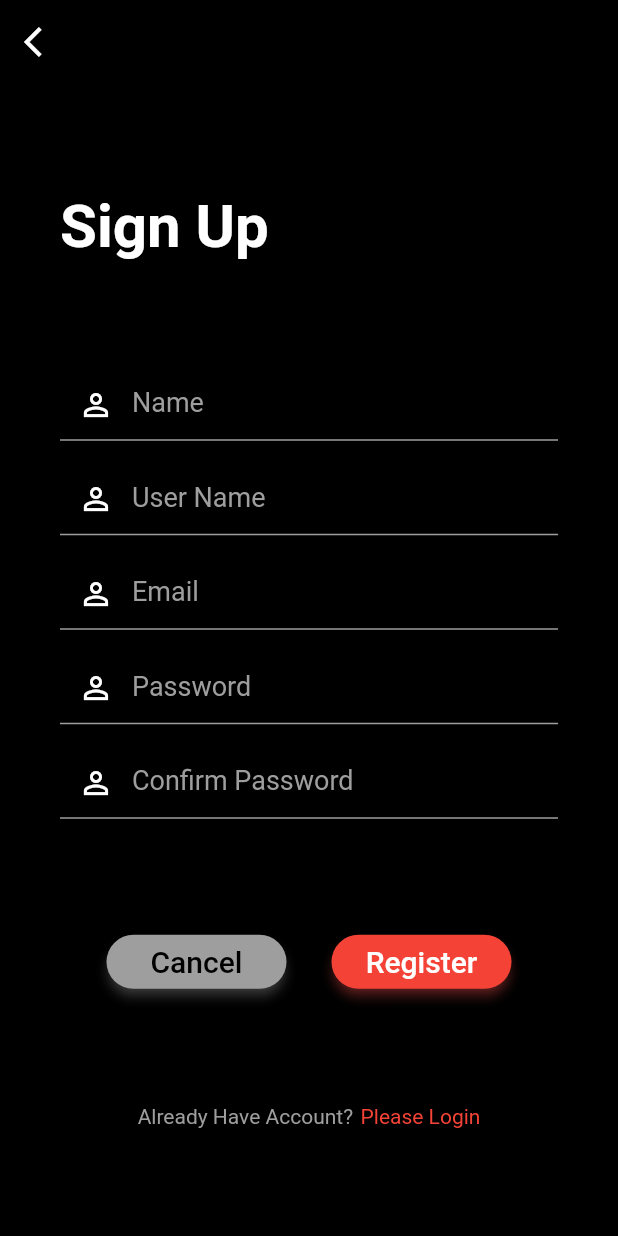
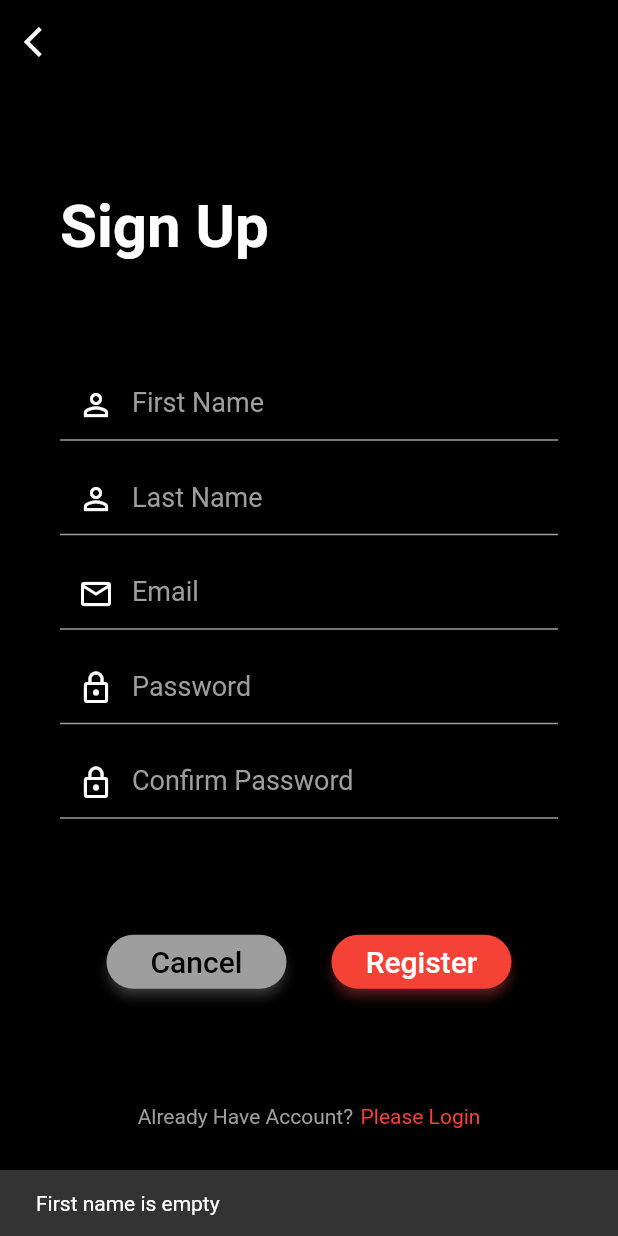
Before and after one commit to gitcoder-23/food_order_app_fb, a Flutter app: the SignUpScreen screen opened directly, after a tap on "Register", on a phone screen of 412 x 824 dp. Run offline on Flutter 3.47's test engine with Material 2 defaults, Android fonts, the phone set to English and light mode, and no system bars.

Commit message:
form validation ready in signup

```diff
--- a/help.txt
+++ b/help.txt
@@ -2,7 +2,8 @@
 https://youtube.com/playlist?list=PLC6P77cg6e2itpb8SqiYdrYeffUTyY377
 
 
-
+// Flutter: Showing SnackBar with ScaffoldMessenger
+https://www.kindacode.com/article/flutter-snackbar/
 
 
 part---> 5
--- a/lib/screens/login_screen.dart
+++ b/lib/screens/login_screen.dart
@@ -2,13 +2,26 @@
 
 import 'package:flutter/material.dart';
 import 'package:food_order_app_fb/screens/signup_screen.dart';
+import 'package:food_order_app_fb/widget/text_input_field.dart';
 
-class LoginScreen extends StatelessWidget {
+class LoginScreen extends StatefulWidget {
   const LoginScreen({super.key});
+
+  @override
+  State<LoginScreen> createState() => _LoginScreenState();
+}
+
+class _LoginScreenState extends State<LoginScreen> {
+  GlobalKey<ScaffoldState> globalKey = GlobalKey<ScaffoldState>();
+
+  // work in input field
+  TextEditingController userName = TextEditingController();
+  TextEditingController password = TextEditingController();
 
   @override
   Widget build(BuildContext context) {
     return Scaffold(
+      key: globalKey,
       backgroundColor: Colors.black,
       appBar: AppBar(
         backgroundColor: Colors.black,
@@ -44,9 +57,11 @@ class LoginScreen extends StatelessWidget {
             Column(
               children: [
                 TextInputField(
-                  hintText: 'Username',
+                  hintText: 'Username/ Email',
                   prefixIcon: Icons.person_outline,
                   iconColor: Colors.white,
+                  textEditingController: userName,
+                  obscureText: false,
                 ),
                 const SizedBox(
                   height: 30,
@@ -55,6 +70,8 @@ class LoginScreen extends StatelessWidget {
                   hintText: 'Password',
                   prefixIcon: Icons.lock_outline,
                   iconColor: Colors.white,
+                  textEditingController: password,
+                  obscureText: true,
                 ),
               ],
             ),
@@ -128,34 +145,4 @@ class LoginScreen extends StatelessWidget {
       ),
     );
   }
-
-  Widget TextInputField({
-    required String hintText,
-    required IconData prefixIcon,
-    required Color iconColor,
-  }) {
-    return TextFormField(
-      style: const TextStyle(
-        fontSize: 18.0,
-        color: Colors.white,
-      ),
-      decoration: InputDecoration(
-        prefixIcon: Icon(prefixIcon, color: iconColor),
-        hintText: hintText,
-        hintStyle: const TextStyle(
-          color: Colors.grey,
-        ),
-        enabledBorder: const UnderlineInputBorder(
-          borderSide: BorderSide(
-            color: Colors.grey,
-          ),
-        ),
-        focusedBorder: const UnderlineInputBorder(
-          borderSide: BorderSide(
-            color: Colors.green,
-          ),
-        ),
-      ),
-    );
-  }
 }
--- a/lib/screens/signup_screen.dart
+++ b/lib/screens/signup_screen.dart
@@ -1,12 +1,102 @@
+// ignore_for_file: unnecessary_null_comparison
+
 import 'package:flutter/material.dart';
 import 'package:food_order_app_fb/screens/login_screen.dart';
+import 'package:food_order_app_fb/widget/text_input_field.dart';
 
-class SignUpScreen extends StatelessWidget {
+class SignUpScreen extends StatefulWidget {
   const SignUpScreen({super.key});
+
+  @override
+  State<SignUpScreen> createState() => _SignUpScreenState();
+}
+
+class _SignUpScreenState extends State<SignUpScreen> {
+  final GlobalKey<ScaffoldState> globalKey = GlobalKey<ScaffoldState>();
+  final RegExp eRegExp = RegExp(
+      r'^(([^<>()[\]\\.,;:\s@\"]+(\.[^<>()[\]\\.,;:\s@\"]+)*)|(\".+\"))@((\[[0-9]{1,3}\.[0-9]{1,3}\.[0-9]{1,3}\.[0-9]{1,3}\])|(([a-zA-Z\-0-9]+\.)+[a-zA-Z]{2,}))$');
+
+  final RegExp pRegExp =
+      RegExp(r'^(?=.*[a-z])(?=.*[A-Z])(?=.*\d)(?=.*[#$^+=!*()@%&]).{8,}$');
+
+  // work in input field
+  TextEditingController firstName = TextEditingController();
+  TextEditingController lastName = TextEditingController();
+  TextEditingController email = TextEditingController();
+  TextEditingController password = TextEditingController();
+  TextEditingController confirmPassword = TextEditingController();
+
+  void validationInput() {
+    if (firstName.text.trim().isEmpty || firstName.text.trim() == null) {
+      // globalKey.currentState;
+      ScaffoldMessenger.of(context).showSnackBar(const SnackBar(
+        content: Text("First name is empty"),
+      ));
+      return;
+    }
+    if (lastName.text.trim().isEmpty || lastName.text.trim() == null) {
+      ScaffoldMessenger.of(context).showSnackBar(const SnackBar(
+        content: Text("Last name is empty"),
+      ));
+      return;
+    }
+    if (email.text.trim().isEmpty || email.text.trim() == null) {
+      ScaffoldMessenger.of(context).showSnackBar(const SnackBar(
+        content: Text("Email is empty"),
+      ));
+      return;
+    } else if (!eRegExp.hasMatch(email.text)) {
+      ScaffoldMessenger.of(context).showSnackBar(const SnackBar(
+        content: Text("Please enter vaild Email"),
+      ));
+
+      return;
+    }
+    if (password.text.trim().isEmpty || password.text.trim() == null) {
+      ScaffoldMessenger.of(context).showSnackBar(const SnackBar(
+        content: Text("Password is empty"),
+      ));
+      return;
+    } else if (password.text.length < 8) {
+      ScaffoldMessenger.of(context).showSnackBar(const SnackBar(
+        content: Text("Password must be 8 character long"),
+      ));
+      return;
+    } else if (!pRegExp.hasMatch(password.text)) {
+      ScaffoldMessenger.of(context).showSnackBar(const SnackBar(
+        content: Text(
+            "Must contain at least 1 uppercase letter, 1 lowercase letter, and 1 number"),
+      ));
+
+      return;
+    }
+    if (confirmPassword.text.trim().isEmpty ||
+        confirmPassword.text.trim() == null) {
+      ScaffoldMessenger.of(context).showSnackBar(const SnackBar(
+        content: Text("Confirm password is empty"),
+      ));
+      return;
+    }
+    if (password.text != confirmPassword.text) {
+      ScaffoldMessenger.of(context).showSnackBar(const SnackBar(
+        content: Text("Missmatch password"),
+      ));
+      return;
+    }
+  }
+
+  onBtnPressed(String btnName) {
+    if (btnName == 'Register') {
+      validationInput();
+    } else {
+      print('HI--> cancel');
+    }
+  }
 
   @override
   Widget build(BuildContext context) {
     return Scaffold(
+      key: globalKey,
       backgroundColor: Colors.black,
       appBar: AppBar(
         backgroundColor: Colors.black,
@@ -43,29 +133,39 @@ class SignUpScreen extends StatelessWidget {
                   mainAxisAlignment: MainAxisAlignment.spaceBetween,
                   children: [
                     TextInputField(
-                      hintText: 'Name',
+                      textEditingController: firstName,
+                      hintText: 'First Name',
                       prefixIcon: Icons.person_outline,
                       iconColor: Colors.white,
+                      obscureText: false,
                     ),
                     TextInputField(
-                      hintText: 'User Name',
+                      textEditingController: lastName,
+                      hintText: 'Last Name',
                       prefixIcon: Icons.person_outline,
                       iconColor: Colors.white,
+                      obscureText: false,
                     ),
                     TextInputField(
+                      textEditingController: email,
                       hintText: 'Email',
-                      prefixIcon: Icons.person_outline,
+                      prefixIcon: Icons.email_outlined,
                       iconColor: Colors.white,
+                      obscureText: false,
                     ),
                     TextInputField(
+                      textEditingController: password,
                       hintText: 'Password',
-                      prefixIcon: Icons.person_outline,
+                      prefixIcon: Icons.lock_outline,
                       iconColor: Colors.white,
+                      obscureText: true,
                     ),
                     TextInputField(
+                      textEditingController: confirmPassword,
                       hintText: 'Confirm Password',
-                      prefixIcon: Icons.person_outline,
+                      prefixIcon: Icons.lock_outline,
                       iconColor: Colors.white,
+                      obscureText: true,
                     ),
                   ],
                 ),
@@ -82,6 +182,7 @@ class SignUpScreen extends StatelessWidget {
                       backgroundColor: Colors.grey,
                       shadowColor: Colors.grey,
                       textColor: Colors.black,
+                      onBtnPressed: onBtnPressed,
                     ),
                   ),
                   const SizedBox(
@@ -95,6 +196,7 @@ class SignUpScreen extends StatelessWidget {
                       backgroundColor: Colors.red,
                       shadowColor: Colors.redAccent,
                       textColor: Colors.white,
+                      onBtnPressed: onBtnPressed,
                     ),
                   ),
                 ],
@@ -141,6 +243,7 @@ class SignUpScreen extends StatelessWidget {
     required Color backgroundColor,
     required Color shadowColor,
     required Color textColor,
+    required Function onBtnPressed,
   }) {
     return ElevatedButton(
       style: ElevatedButton.styleFrom(
@@ -156,7 +259,7 @@ class SignUpScreen extends StatelessWidget {
           // ),
         ),
       ),
-      onPressed: () {},
+      onPressed: () => onBtnPressed(btnName),
       child: Wrap(
         children: [
           Row(
@@ -176,33 +279,33 @@ class SignUpScreen extends StatelessWidget {
     );
   }
 
-  Widget TextInputField({
-    required String hintText,
-    required IconData prefixIcon,
-    required Color iconColor,
-  }) {
-    return TextFormField(
-      style: const TextStyle(
-        fontSize: 18.0,
-        color: Colors.white,
-      ),
-      decoration: InputDecoration(
-        prefixIcon: Icon(prefixIcon, color: iconColor),
-        hintText: hintText,
-        hintStyle: const TextStyle(
-          color: Colors.grey,
-        ),
-        enabledBorder: const UnderlineInputBorder(
-          borderSide: BorderSide(
-            color: Colors.grey,
-          ),
-        ),
-        focusedBorder: const UnderlineInputBorder(
-          borderSide: BorderSide(
-            color: Colors.green,
-          ),
-        ),
-      ),
-    );
-  }
+  // Widget TextInputField({
+  //   required String hintText,
+  //   required IconData prefixIcon,
+  //   required Color iconColor,
+  // }) {
+  //   return TextFormField(
+  //     style: const TextStyle(
+  //       fontSize: 18.0,
+  //       color: Colors.white,
+  //     ),
+  //     decoration: InputDecoration(
+  //       prefixIcon: Icon(prefixIcon, color: iconColor),
+  //       hintText: hintText,
+  //       hintStyle: const TextStyle(
+  //         color: Colors.grey,
+  //       ),
+  //       enabledBorder: const UnderlineInputBorder(
+  //         borderSide: BorderSide(
+  //           color: Colors.grey,
+  //         ),
+  //       ),
+  //       focusedBorder: const UnderlineInputBorder(
+  //         borderSide: BorderSide(
+  //           color: Colors.green,
+  //         ),
+  //       ),
+  //     ),
+  //   );
+  // }
 }
--- /dev/null
+++ b/lib/widget/text_input_field.dart
@@ -0,0 +1,47 @@
+import 'package:flutter/material.dart';
+
+class TextInputField extends StatelessWidget {
+  final String hintText;
+  final IconData prefixIcon;
+  final Color iconColor;
+  final bool obscureText;
+  final TextEditingController textEditingController;
+
+  const TextInputField({
+    required this.hintText,
+    required this.prefixIcon,
+    required this.iconColor,
+    required this.obscureText,
+    required this.textEditingController,
+    super.key,
+  });
+
+  @override
+  Widget build(BuildContext context) {
+    return TextFormField(
+      controller: textEditingController,
+      obscureText: obscureText,
+      style: const TextStyle(
+        fontSize: 18.0,
+        color: Colors.white,
+      ),
+      decoration: InputDecoration(
+        prefixIcon: Icon(prefixIcon, color: iconColor),
+        hintText: hintText,
+        hintStyle: const TextStyle(
+          color: Colors.grey,
+        ),
+        enabledBorder: const UnderlineInputBorder(
+          borderSide: BorderSide(
+            color: Colors.grey,
+          ),
+        ),
+        focusedBorder: const UnderlineInputBorder(
+          borderSide: BorderSide(
+            color: Colors.green,
+          ),
+        ),
+      ),
+    );
+  }
+}
```
